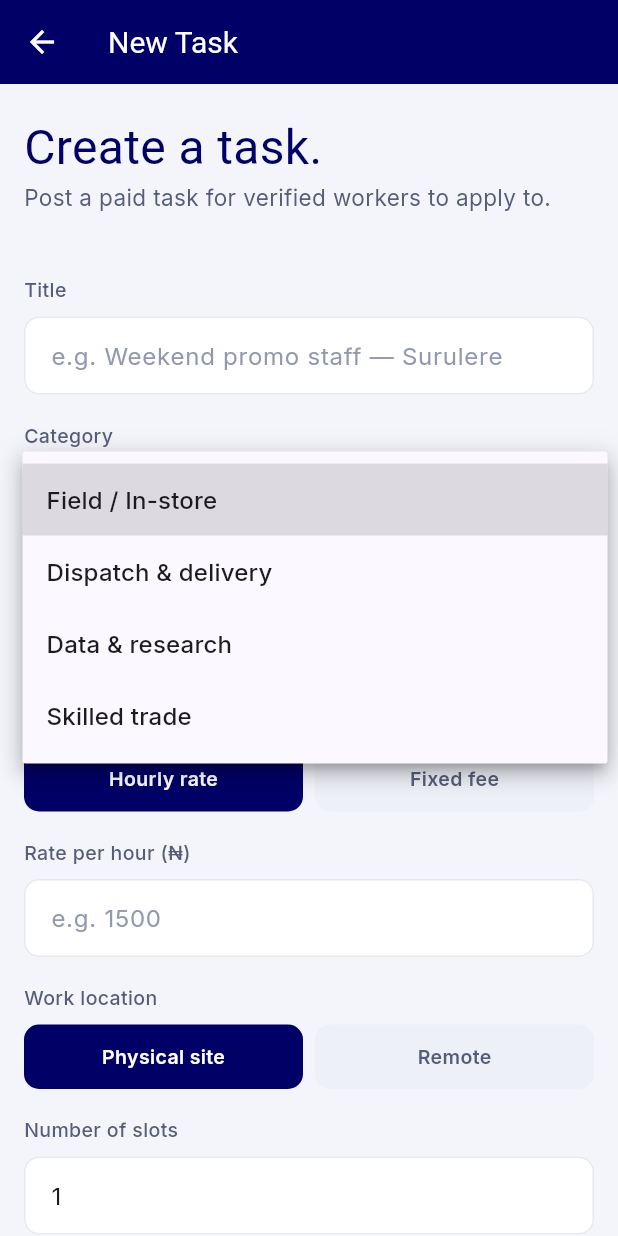
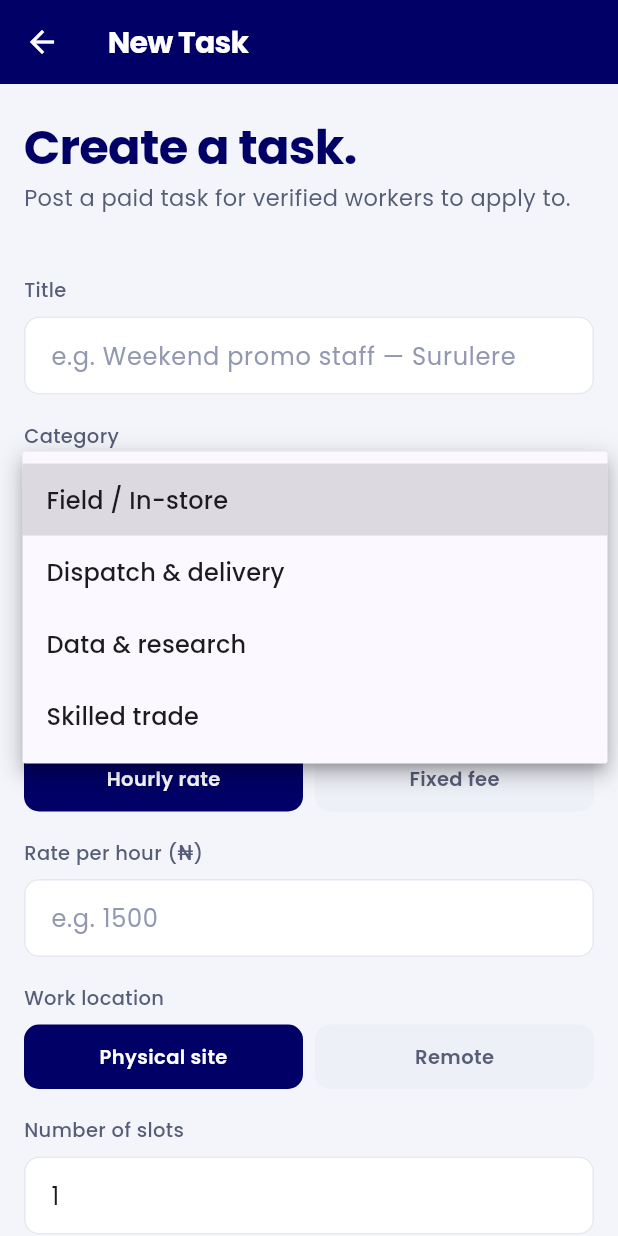
Before and after one commit to allianewase/afrizone_mart, a Flutter app: the _Scaffolded screen opened directly, after a tap on "Select…", on a phone screen of 412 x 824 dp. Run offline on Flutter 3.47's test engine with Material 3 defaults, Android fonts, the phone set to English and light mode, and no system bars; our stand-ins replace geolocator, google_fonts, shared_preferences; accounts and stored records are empty; network calls fail; Roboto replaces fonts that are missing (Instrument Serif).

Commit message:
Carry the Wonolo restyle into the Flutter app
Swap headings from Instrument Serif to Poppins (bold), make all buttons
pill-shaped via global ElevatedButton/OutlinedButton themes (and
StadiumBorder on the few explicit shapes), round cards more (18px) with a
soft shadow, and round inputs — keeping the navy + orange brand. Matches
the web app's look across the worker shell and admin screens.

Co-Authored-By: Claude Opus 4.8 <noreply@anthropic.com>

```diff
--- a/lib/screens/create_task_screen.dart
+++ b/lib/screens/create_task_screen.dart
@@ -80,8 +80,7 @@ class _CreateTaskScreenState extends State {
                 backgroundColor: AppColors.navy,
                 foregroundColor: Colors.white,
                 disabledBackgroundColor: AppColors.text3,
-                shape: RoundedRectangleBorder(
-                    borderRadius: BorderRadius.circular(10)),
+                shape: const StadiumBorder(),
                 elevation: 0,
               ),
               child: const Text('Publish task',
--- a/lib/screens/dashboard_screen.dart
+++ b/lib/screens/dashboard_screen.dart
@@ -173,9 +173,7 @@ class _DashboardScreenState extends State<DashboardScreen> {
                                     elevation: 0,
                                     padding: const EdgeInsets.symmetric(
                                         horizontal: 18),
-                                    shape: RoundedRectangleBorder(
-                                        borderRadius:
-                                            BorderRadius.circular(8)),
+                                    shape: const StadiumBorder(),
                                   ),
                                   child: const Text('Approve',
                                       style: TextStyle(
--- a/lib/screens/payments_screen.dart
+++ b/lib/screens/payments_screen.dart
@@ -101,8 +101,7 @@ class _PaymentsScreenState extends State<PaymentsScreen> {
                               backgroundColor: AppColors.navy,
                               foregroundColor: Colors.white,
                               elevation: 0,
-                              shape: RoundedRectangleBorder(
-                                  borderRadius: BorderRadius.circular(8)),
+                              shape: const StadiumBorder(),
                             ),
                             child: Text(
                               p.note == 'review first'
--- a/lib/screens/sign_in_screen.dart
+++ b/lib/screens/sign_in_screen.dart
@@ -157,8 +157,7 @@ class _SignInScreenState extends State<SignInScreen> {
                   style: ElevatedButton.styleFrom(
                     backgroundColor: AppColors.navy,
                     foregroundColor: Colors.white,
-                    shape: RoundedRectangleBorder(
-                        borderRadius: BorderRadius.circular(10)),
+                    shape: const StadiumBorder(),
                     elevation: 0,
                     disabledBackgroundColor: AppColors.text3,
                   ),
--- a/lib/theme/app_theme.dart
+++ b/lib/theme/app_theme.dart
@@ -1,7 +1,9 @@
 import 'package:flutter/material.dart';
 import 'package:google_fonts/google_fonts.dart';
 
-/// AfriZoneMart brand tokens — the Flutter equivalent of index.css :root
+/// AfriZoneMart brand tokens — the Flutter equivalent of index.css :root.
+/// Wonolo-inspired layout (Poppins, pill buttons, rounded cards) with the
+/// Afrizone navy + orange brand colors kept.
 class AppColors {
   static const navy = Color(0xFF000066);
   static const navyPress = Color(0xFF00004D);
@@ -24,28 +26,63 @@ class AppColors {
 class AppTheme {
   static ThemeData get light => ThemeData(
         scaffoldBackgroundColor: AppColors.bg,
-        textTheme: GoogleFonts.interTextTheme(),
+        textTheme: GoogleFonts.poppinsTextTheme(),
         colorScheme: ColorScheme.fromSeed(
           seedColor: AppColors.navy,
           primary: AppColors.navy,
           secondary: AppColors.orange,
         ),
         useMaterial3: true,
+        // Pill-shaped buttons (Wonolo style)
+        elevatedButtonTheme: ElevatedButtonThemeData(
+          style: ElevatedButton.styleFrom(
+            backgroundColor: AppColors.navy,
+            foregroundColor: Colors.white,
+            elevation: 0,
+            shape: const StadiumBorder(),
+            padding: const EdgeInsets.symmetric(horizontal: 20, vertical: 10),
+            textStyle: GoogleFonts.poppins(fontSize: 14.5, fontWeight: FontWeight.w600),
+          ),
+        ),
+        outlinedButtonTheme: OutlinedButtonThemeData(
+          style: OutlinedButton.styleFrom(
+            foregroundColor: AppColors.navy,
+            shape: const StadiumBorder(),
+            side: const BorderSide(color: AppColors.border),
+            padding: const EdgeInsets.symmetric(horizontal: 20, vertical: 13),
+            textStyle: GoogleFonts.poppins(fontSize: 15, fontWeight: FontWeight.w600),
+          ),
+        ),
+        // Rounder inputs
+        inputDecorationTheme: InputDecorationTheme(
+          filled: true,
+          fillColor: AppColors.surface,
+          contentPadding: const EdgeInsets.symmetric(horizontal: 14, vertical: 14),
+          enabledBorder: OutlineInputBorder(
+            borderRadius: BorderRadius.circular(14),
+            borderSide: const BorderSide(color: AppColors.border),
+          ),
+          focusedBorder: OutlineInputBorder(
+            borderRadius: BorderRadius.circular(14),
+            borderSide: const BorderSide(color: AppColors.orange, width: 2),
+          ),
+        ),
       );
 }
 
-/// Heading style helper — Instrument Serif (like .page-title / .serif).
-/// Use AppText.serif(size: 38) anywhere you want a big serif heading.
+/// Heading style helper. Despite the name, this now uses Poppins (bold) for the
+/// Wonolo look — kept as `serif()` so existing call sites don't change.
 class AppText {
   static TextStyle serif({
     double size = 32,
     Color color = AppColors.navy,
-    FontWeight weight = FontWeight.w400,
+    FontWeight weight = FontWeight.w700,
   }) =>
-      GoogleFonts.instrumentSerif(
+      GoogleFonts.poppins(
         fontSize: size,
         color: color,
         fontWeight: weight,
         height: 1.1,
+        letterSpacing: -0.5,
       );
 }
--- a/lib/widgets/app_widgets.dart
+++ b/lib/widgets/app_widgets.dart
@@ -130,6 +130,9 @@ class CardLink extends StatelessWidget {
 
 BoxDecoration _cardBox() => BoxDecoration(
       color: AppColors.surface,
-      borderRadius: BorderRadius.circular(14),
+      borderRadius: BorderRadius.circular(18),
       border: Border.all(color: AppColors.border),
+      boxShadow: const [
+        BoxShadow(color: Color(0x0D000066), blurRadius: 22, offset: Offset(0, 6)),
+      ],
     );
```
Also changed, not shown: lib/screens/worker/worker_shell.dart (+7 -7 lines).
